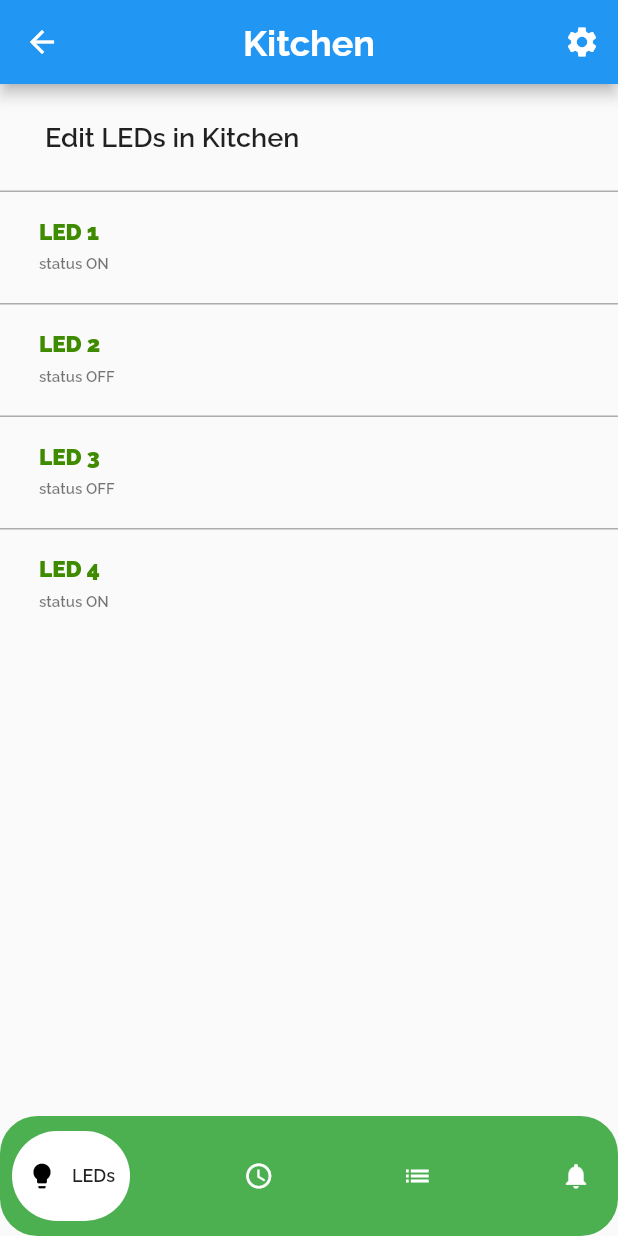
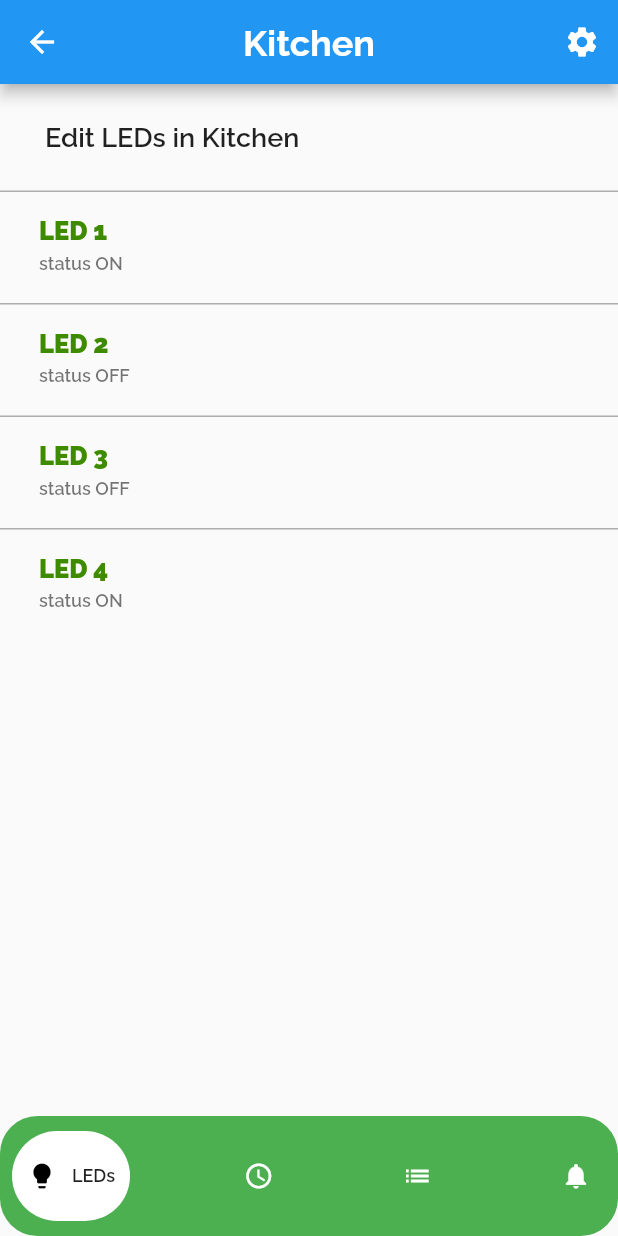
Before and after one commit to MohammadAlAgha/luminexa, a Flutter app: the system screen opened directly, on a phone screen of 412 x 824 dp. Run offline on Flutter 3.47's test engine with Material 2 defaults, Android fonts, the phone set to English and light mode, and no system bars; drawn by our look-alikes of google_nav_bar; our stand-ins replace flutter_svg.

Commit message:
Frontend: Adjusted font size and family in the leds list tile

```diff
--- a/luminexa_mobile/lib/widgets/listsWidget/ledsListWidget.dart
+++ b/luminexa_mobile/lib/widgets/listsWidget/ledsListWidget.dart
@@ -25,7 +25,7 @@ class ledListOption extends StatelessWidget {
             ledName,
             style: TextStyle(
               fontFamily: "RalewayNormal",
-              fontSize: 15,
+              fontSize: 17,
               color: Color.fromARGB(255, 63, 139, 0),
             ),
           ),
@@ -36,8 +36,8 @@ class ledListOption extends StatelessWidget {
             "status $status",
             style: TextStyle(
                 fontFamily: "RalewayBold",
-                fontSize: 10,
-                fontWeight: FontWeight.w600),
+                fontSize: 12,
+                fontWeight: FontWeight.w700),
           ),
         ),
       ),
```
